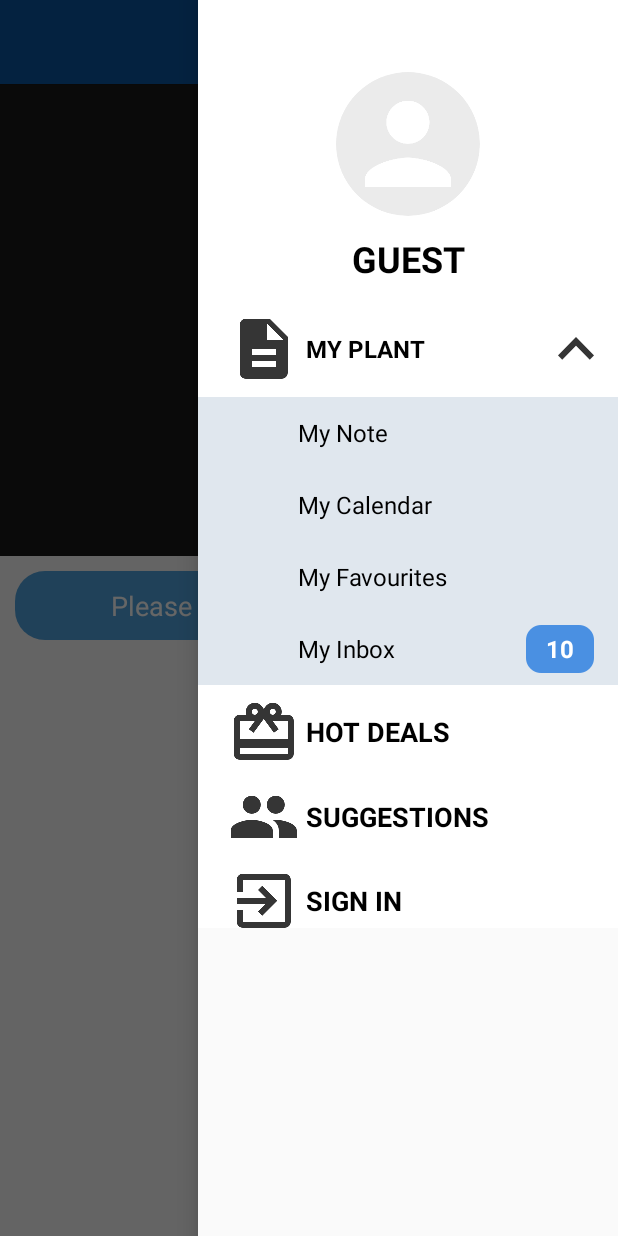
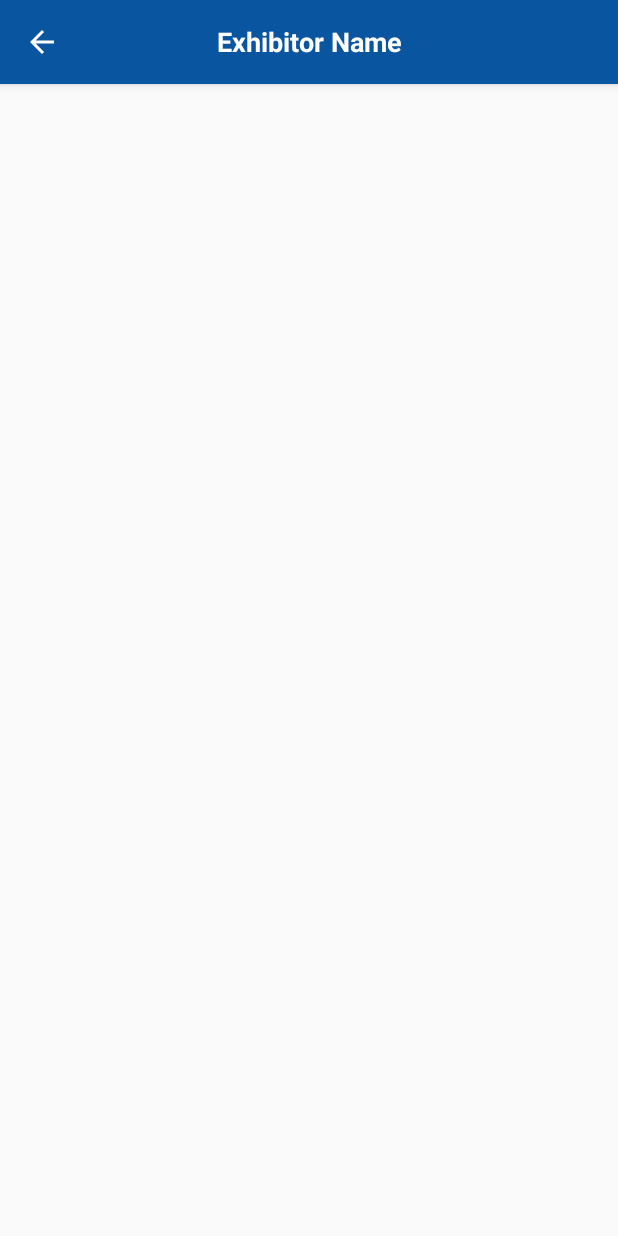
Before and after one commit to phanluongha/ExhibitionApp, an Android app: the ListExhibitionActivity screen opened directly, with no data from a screen before it, after a tap on "My Calendar", on a phone screen of 412 x 824 dp. Run offline under Robolectric (Android 15) with nearby library versions, the phone set to English and light mode, and no system bars; our stand-ins replace CircleImageView; libraries missing offline, so code that uses them is left out: com.unnamed.b, es.dmoral.toasty, io.blackbox_vision.materialcalendarview; pictures from the network do not load; 4 statements that could not run were skipped; 2 other taps on this screen came first.

Commit message:
no message

```diff
--- a/app/build.gradle
+++ b/app/build.gradle
@@ -39,6 +39,5 @@ dependencies {
     compile 'com.android.support.constraint:constraint-layout:1.0.1'
     compile 'de.hdodenhof:circleimageview:2.1.0'
     compile 'com.github.GrenderG:Toasty:1.1.3'
-    compile 'com.roomorama:caldroid:3.0.1'
     testCompile 'junit:junit:4.12'
 }
--- a/app/src/main/java/com/example/phanluongha/myfirstapplication/ListExhibitionActivity.java
+++ b/app/src/main/java/com/example/phanluongha/myfirstapplication/ListExhibitionActivity.java
@@ -190,7 +190,7 @@ public class ListExhibitionActivity extends DefaultActivity implements EventCate
                 startActivity(new Intent(this, NotepadActivity.class));
                 break;
             case R.id.btnMyCalendar:
-                Toast.makeText(this, "btnMyCalendar", Toast.LENGTH_SHORT).show();
+                startActivity(new Intent(this, MyCalendarActivity.class));
                 break;
             case R.id.btnMyFavorites:
                 Toast.makeText(this, "btnMyFavorites", Toast.LENGTH_SHORT).show();
--- /dev/null
+++ b/app/src/main/java/com/example/phanluongha/myfirstapplication/MyCalendarActivity.java
@@ -0,0 +1,48 @@
+package com.example.phanluongha.myfirstapplication;
+
+import android.content.SharedPreferences;
+import android.os.Bundle;
+import android.support.annotation.NonNull;
+import android.support.design.widget.FloatingActionButton;
+import android.support.design.widget.Snackbar;
+import android.support.v7.app.AppCompatActivity;
+import android.support.v7.widget.Toolbar;
+import android.view.MenuItem;
+import android.view.View;
+import android.widget.Toast;
+
+import java.util.Calendar;
+import java.util.Date;
+import java.util.List;
+import java.util.Locale;
+
+import es.dmoral.toasty.Toasty;
+import io.blackbox_vision.materialcalendarview.view.CalendarView;
+
+public class MyCalendarActivity extends AppCompatActivity {
+    @Override
+    protected void onCreate(Bundle savedInstanceState) {
+        super.onCreate(savedInstanceState);
+        setContentView(R.layout.activity_my_calendar);
+
+
+        Toolbar toolbar = (Toolbar) findViewById(R.id.toolbar);
+        setSupportActionBar(toolbar);setTitle("");
+        if (toolbar != null) {
+            setSupportActionBar(toolbar);
+            getSupportActionBar().setDisplayHomeAsUpEnabled(true);
+        }
+
+
+    }
+    @Override
+    public boolean onOptionsItemSelected(MenuItem item) {
+        switch (item.getItemId()) {
+            case android.R.id.home:
+                onBackPressed();
+                break;
+        }
+        return super.onOptionsItemSelected(item);
+    }
+
+}
--- /dev/null
+++ b/app/src/main/res/layout/activity_my_calendar.xml
@@ -0,0 +1,42 @@
+<?xml version="1.0" encoding="utf-8"?>
+<android.support.design.widget.CoordinatorLayout xmlns:android="http://schemas.android.com/apk/res/android"
+    xmlns:app="http://schemas.android.com/apk/res-auto"
+    xmlns:tools="http://schemas.android.com/tools"
+    android:layout_width="match_parent"
+    android:layout_height="match_parent"
+    android:fitsSystemWindows="true">
+
+    <android.support.design.widget.AppBarLayout
+        android:layout_width="match_parent"
+        android:layout_height="wrap_content"
+        android:theme="@style/AppTheme.AppBarOverlay">
+
+        <android.support.v7.widget.Toolbar
+            android:id="@+id/toolbar"
+            android:layout_width="match_parent"
+            android:layout_height="?attr/actionBarSize"
+            android:background="?attr/colorPrimary"
+            app:popupTheme="@style/AppTheme.PopupOverlay" >
+            <TextView
+
+                android:layout_gravity="center"
+                android:layout_width="wrap_content"
+                android:layout_height="wrap_content"
+                android:gravity="center"
+                android:text="Exhibitor Name"
+                android:textColor="@android:color/white"
+                android:textSize="18sp"
+                android:textStyle="bold" />
+        </android.support.v7.widget.Toolbar>
+
+    </android.support.design.widget.AppBarLayout>
+
+    <FrameLayout
+        android:layout_width="match_parent"
+        app:layout_behavior="@string/appbar_scrolling_view_behavior"
+        android:layout_height="match_parent">
+
+    </FrameLayout>
+
+
+</android.support.design.widget.CoordinatorLayout>
--- a/app/src/main/res/values/colors.xml
+++ b/app/src/main/res/values/colors.xml
@@ -3,4 +3,5 @@
     <color name="colorPrimary">#0A55A0</color>
     <color name="colorPrimaryDark">#0A55A0</color>
     <color name="colorAccent">#0A55A0</color>
+    <color name="colorHightLight">#E91E63</color>
 </resources>
--- a/app/src/main/res/values/strings.xml
+++ b/app/src/main/res/values/strings.xml
@@ -26,4 +26,5 @@
     <string name="title_activity_detail_product">DetailProductActivity</string>
     <string name="description">Description</string>
     <string name="title_activity_notepad">NotepadActivity</string>
+    <string name="title_activity_my_calendar">MyCalendarActivity</string>
 </resources>
```
Also changed, not shown: app/src/main/AndroidManifest.xml (+3 -8 lines).
